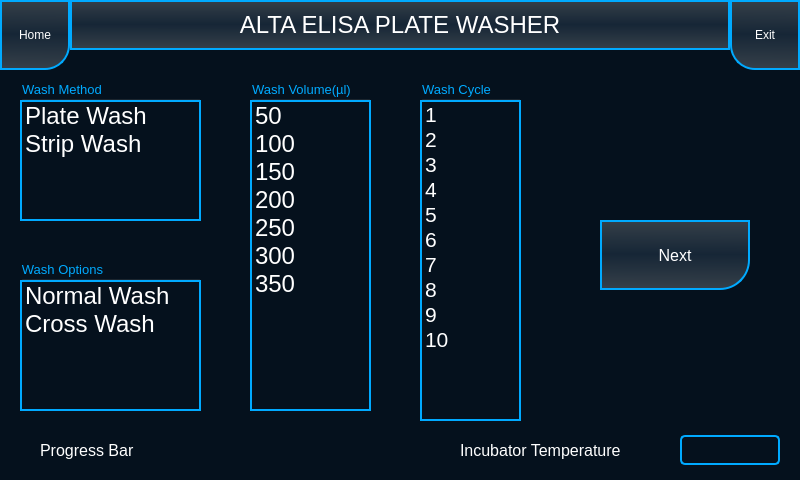
First picture: the form in mainwindow.ui, repository srikrishnan90/washer, before the edit.
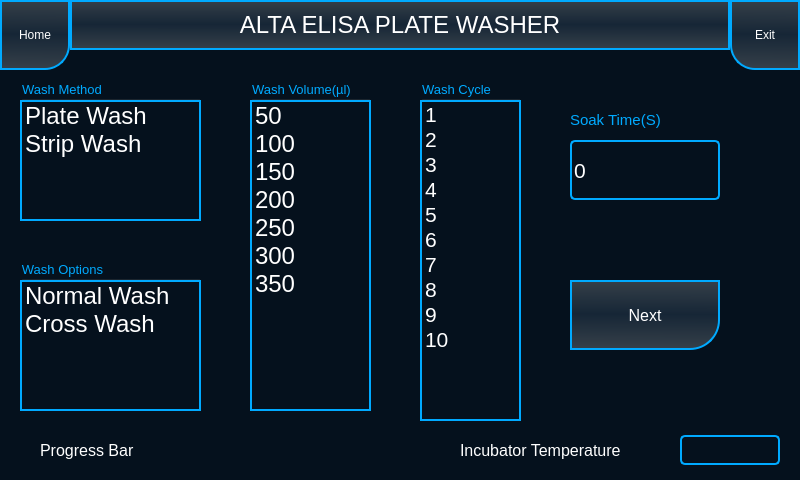
Second picture: the form after the edit. The open tabs and pages were chosen to show the change. Icons and pictures are not drawn.

Commit message: Updated on 14 Mar 2022 with stop confirmation

```diff
--- a/mainwindow.ui
+++ b/mainwindow.ui
@@ -465,8 +465,8 @@
      <widget class="QToolButton" name="toolButton_5">
       <property name="geometry">
        <rect>
-        <x>600</x>
-        <y>150</y>
+        <x>570</x>
+        <y>210</y>
         <width>150</width>
         <height>70</height>
        </rect>
@@ -557,6 +557,68 @@
        </item>
       </widget>
      </widget>
+     <widget class="QLineEdit" name="lineEdit_13">
+      <property name="geometry">
+       <rect>
+        <x>570</x>
+        <y>70</y>
+        <width>150</width>
+        <height>60</height>
+       </rect>
+      </property>
+      <property name="font">
+       <font>
+        <pointsize>16</pointsize>
+       </font>
+      </property>
+      <property name="styleSheet">
+       <string notr="true">
+color:rgb(255, 255, 255);
+border: 2px solid rgb(0, 170, 255);
+border-radius :5px;</string>
+      </property>
+      <property name="text">
+       <string>0</string>
+      </property>
+     </widget>
+     <widget class="QPushButton" name="pushButton_6">
+      <property name="geometry">
+       <rect>
+        <x>580</x>
+        <y>70</y>
+        <width>130</width>
+        <height>55</height>
+       </rect>
+      </property>
+      <property name="styleSheet">
+       <string notr="true">background:qlineargradient(spread:pad, x1:0, y1:0, x2:1, y2:0, stop:0 rgba(0, 0, 0, 0), stop:1 rgba(0,0,0,0));
+border: 0px solid rgb(0, 170, 255);</string>
+      </property>
+      <property name="text">
+       <string/>
+      </property>
+     </widget>
+     <widget class="QLabel" name="label_33">
+      <property name="geometry">
+       <rect>
+        <x>570</x>
+        <y>40</y>
+        <width>151</width>
+        <height>20</height>
+       </rect>
+      </property>
+      <property name="font">
+       <font>
+        <pointsize>11</pointsize>
+       </font>
+      </property>
+      <property name="styleSheet">
+       <string notr="true">color:rgb(0, 170, 255);</string>
+      </property>
+      <property name="text">
+       <string>Soak Time(S)</string>
+      </property>
+     </widget>
     </widget>
     <widget class="QWidget" name="page_4">
      <widget class="QCheckBox" name="checkBox_112">
```
Left out of the diff: 4 changed lines with no effect on the pictures. The commit also changes 3 other files.
